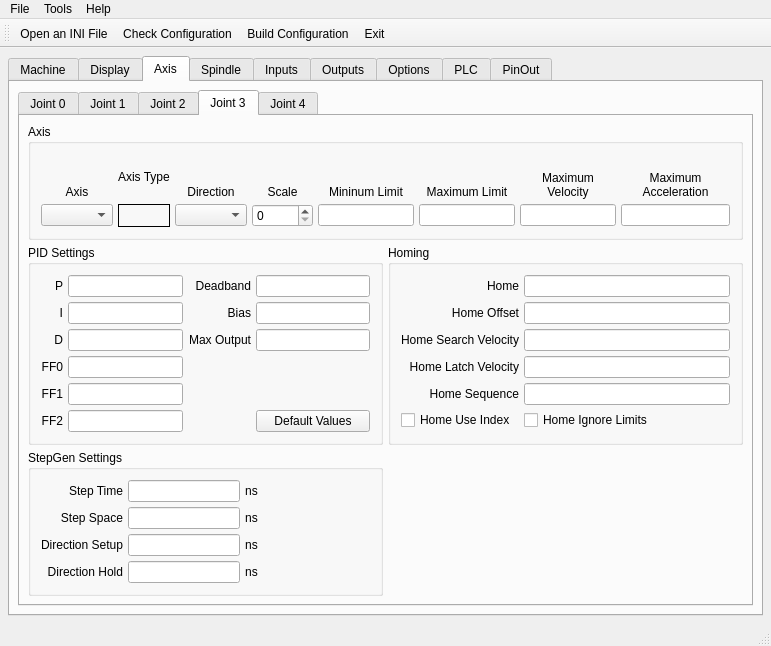
Old version of the form 7i96.ui in the repository snelweg/7i96.
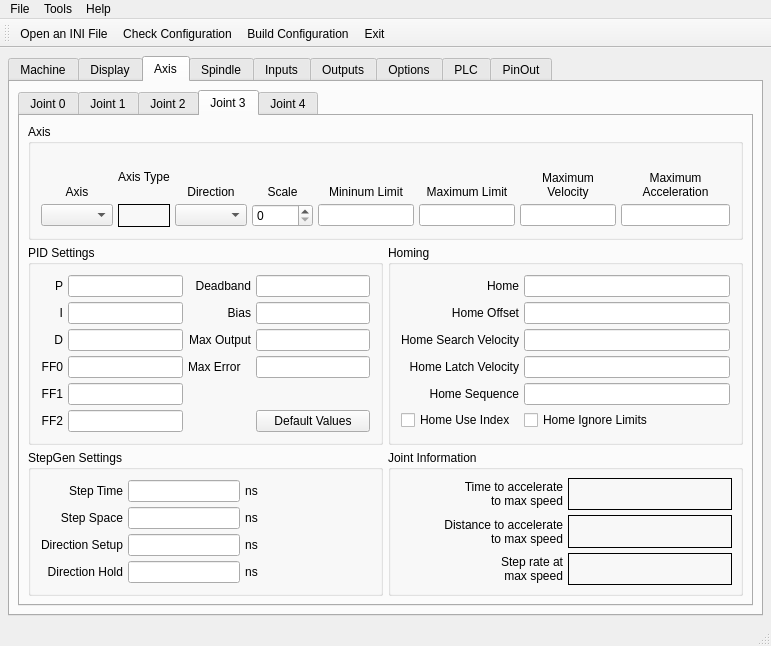
New version of the form. The open tabs and pages were chosen to show the change.

Commit message: add axis performance information

Diff of the .ui file:
```diff
--- a/7i96.ui
+++ b/7i96.ui
@@ -3006,6 +3006,16 @@
                  </property>
                 </widget>
                </item>
+               <item row="3" column="3">
+                <widget class="QLineEdit" name="maxError_3"/>
+               </item>
+               <item row="3" column="2">
+                <widget class="QLabel" name="label_187">
+                 <property name="text">
+                  <string>Max Error</string>
+                 </property>
+                </widget>
+               </item>
               </layout>
              </widget>
             </item>
@@ -3292,6 +3302,78 @@
               </layout>
              </widget>
             </item>
+            <item row="2" column="1">
+             <widget class="QGroupBox" name="gridGroupBox">
+              <property name="title">
+               <string>Joint Information</string>
+              </property>
+              <layout class="QGridLayout" name="gridLayout_35">
+               <item row="0" column="0">
+                <widget class="QLabel" name="label_201">
+                 <property name="text">
+                  <string>Time to accelerate
+to max speed</string>
+                 </property>
+                 <property name="alignment">
+                  <set>Qt::AlignRight|Qt::AlignTrailing|Qt::AlignVCenter</set>
+                 </property>
+                </widget>
+               </item>
+               <item row="0" column="1">
+                <widget class="QLabel" name="timeJoint_3">
+                 <property name="frameShape">
+                  <enum>QFrame::Box</enum>
+                 </property>
+                 <property name="text">
+                  <string/>
+                 </property>
+                </widget>
+               </item>
+               <item row="1" column="1">
+                <widget class="QLabel" name="distanceJoint_3">
+                 <property name="frameShape">
+                  <enum>QFrame::Box</enum>
+                 </property>
+                 <property name="text">
+                  <string/>
+                 </property>
+                </widget>
+               </item>
+               <item row="1" column="0">
+                <widget class="QLabel" name="label_202">
+                 <property name="text">
+                  <string>Distance to accelerate
+to max speed</string>
+                 </property>
+                 <property name="alignment">
+                  <set>Qt::AlignRight|Qt::AlignTrailing|Qt::AlignVCenter</set>
+                 </property>
+                </widget>
+               </item>
+               <item row="2" column="0">
+                <widget class="QLabel" name="label_205">
+                 <property name="text">
+                  <string>Step rate at
+max speed</string>
+                 </property>
+                 <property name="alignment">
+                  <set>Qt::AlignRight|Qt::AlignTrailing|Qt::AlignVCenter</set>
+                 </property>
+                </widget>
+               </item>
+               <item row="2" column="1">
+                <widget class="QLabel" name="stepRateJoint_3">
+                 <property name="frameShape">
+                  <enum>QFrame::Box</enum>
+                 </property>
+                 <property name="text">
+                  <string/>
+                 </property>
+                </widget>
+               </item>
+              </layout>
+             </widget>
+            </item>
            </layout>
           </widget>
           <widget class="QWidget" name="joint4tab">
```
Left out of the diff: 281 changed lines with no effect on the pictures. The commit also changes 3 other files.
